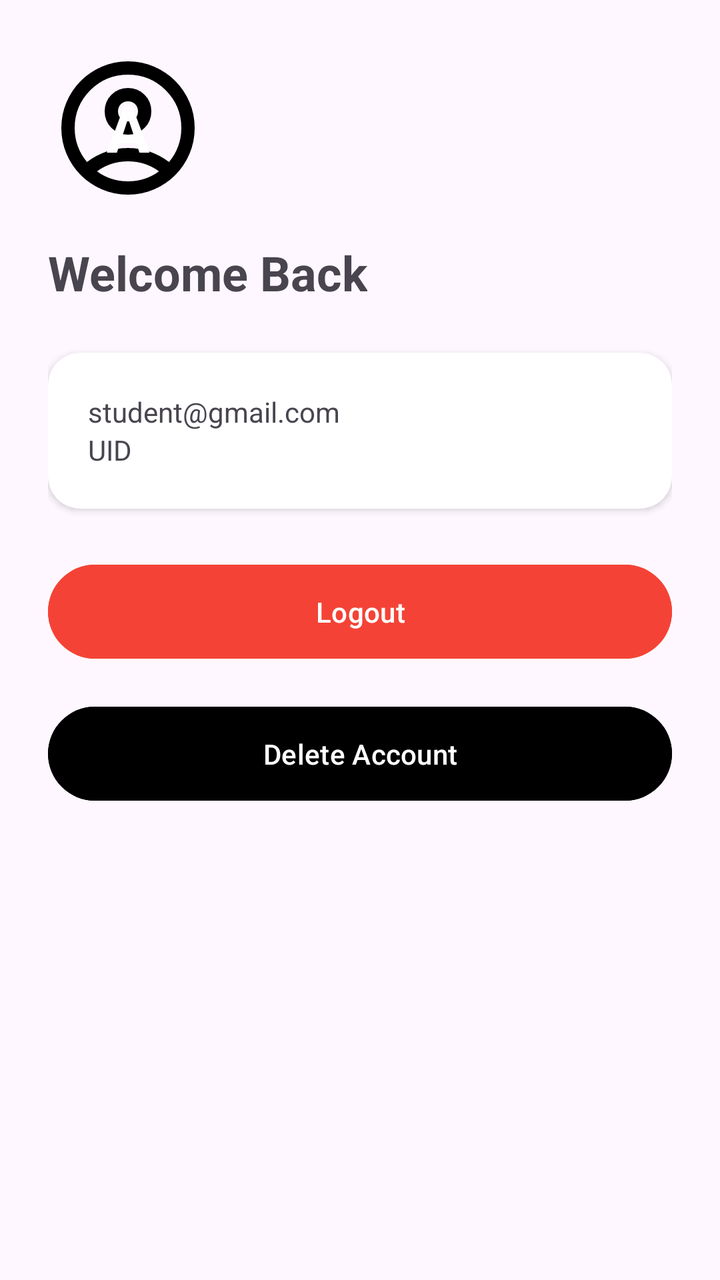
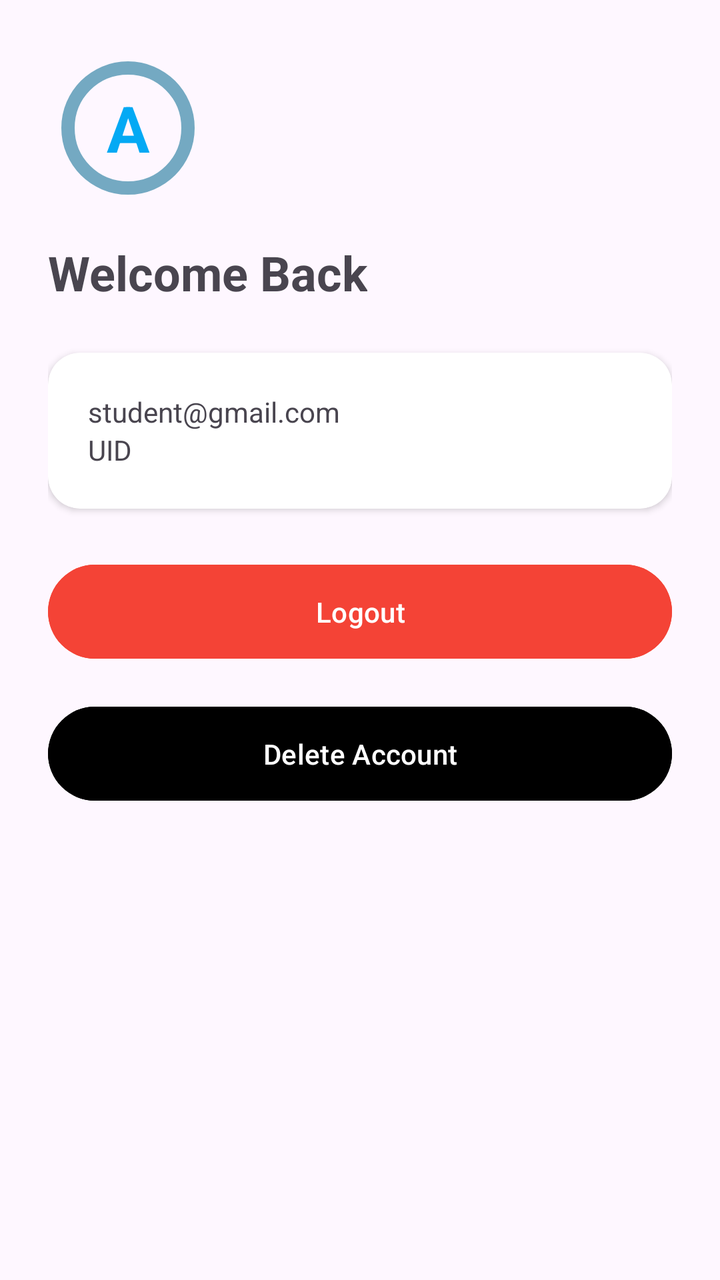

Screens rendered from an Android XML layout before and after an edit, with the pre-edit source and the edit as a unified diff.
<!-- AndroidManifest.xml: application theme Theme.StudentAuthApp -->
<!-- res/layout/activity_main.xml -->
<?xml version="1.0" encoding="utf-8"?>
<ScrollView xmlns:android="http://schemas.android.com/apk/res/android"
    xmlns:app="http://schemas.android.com/apk/res-auto"
    xmlns:tools="http://schemas.android.com/tools"
    android:id="@+id/main"
    android:layout_width="match_parent"
    android:layout_height="match_parent"
    tools:context=".MainActivity">


        <androidx.constraintlayout.widget.ConstraintLayout
            android:layout_width="match_parent"
            android:layout_height="wrap_content"
            android:padding="24dp">

            <TextView
                android:id="@+id/tvAvatar"
                android:layout_width="80dp"
                android:layout_height="80dp"
                android:gravity="center"
                android:text="A"
                android:textColor="#FFFFFF"
                android:textSize="32sp"
                android:textStyle="bold"
                android:background="@drawable/outline_account_circle_24"
                app:layout_constraintTop_toTopOf="parent"
                app:layout_constraintStart_toStartOf="parent"/>

            <TextView
                android:id="@+id/tvWelcome"
                android:layout_width="wrap_content"
                android:layout_height="wrap_content"
                android:text="Welcome Back"
                android:textSize="24sp"
                android:textStyle="bold"
                android:layout_marginTop="16dp"
                app:layout_constraintTop_toBottomOf="@id/tvAvatar"
                app:layout_constraintStart_toStartOf="parent"/>

            <androidx.cardview.widget.CardView
                android:id="@+id/cardInfo"
                android:layout_width="0dp"
                android:layout_height="wrap_content"
                app:cardCornerRadius="16dp"
                android:layout_marginTop="24dp"
                app:layout_constraintTop_toBottomOf="@id/tvWelcome"
                app:layout_constraintStart_toStartOf="parent"
                app:layout_constraintEnd_toEndOf="parent">

                <LinearLayout
                    android:layout_width="match_parent"
                    android:layout_height="wrap_content"
                    android:orientation="vertical"
                    android:padding="20dp">

                    <TextView
                        android:id="@+id/tvEmail"
                        android:layout_width="wrap_content"
                        android:layout_height="wrap_content"
                        android:text="student@gmail.com"/>


                    <TextView
                        android:id="@+id/tvUid"
                        android:layout_width="wrap_content"
                        android:layout_height="wrap_content"
                        android:text="UID"/>

                </LinearLayout>

            </androidx.cardview.widget.CardView>

            <Button
                android:id="@+id/btnLogout"
                android:layout_width="0dp"
                android:layout_height="55dp"
                android:text="Logout"
                android:textAllCaps="false"
                android:backgroundTint="#F44336"
                android:layout_marginTop="24dp"
                app:layout_constraintTop_toBottomOf="@id/cardInfo"
                app:layout_constraintStart_toStartOf="parent"
                app:layout_constraintEnd_toEndOf="parent"/>

            <Button
                android:id="@+id/btnDelete"
                android:layout_width="0dp"
                android:layout_height="55dp"
                android:text="Delete Account"
                android:textAllCaps="false"
                android:backgroundTint="#000000"
                android:layout_marginTop="16dp"
                app:layout_constraintTop_toBottomOf="@id/btnLogout"
                app:layout_constraintStart_toStartOf="parent"
                app:layout_constraintEnd_toEndOf="parent"/>

        </androidx.constraintlayout.widget.ConstraintLayout>

    </ScrollView>
<!-- resources referenced by this layout -->
<resources>
  <!-- drawable outline_account_circle_24 (drawable) -->
  <vector xmlns:android="http://schemas.android.com/apk/res/android" android:height="24dp" android:tint="#000000" android:viewportHeight="960" android:viewportWidth="960" android:width="24dp">
        
      <path android:fillColor="@android:color/white" android:pathData="M234,684Q285,645 348,622.5Q411,600 480,600Q549,600 612,622.5Q675,645 726,684Q761,643 780.5,591Q800,539 800,480Q800,347 706.5,253.5Q613,160 480,160Q347,160 253.5,253.5Q160,347 160,480Q160,539 179.5,591Q199,643 234,684ZM380.5,479.5Q340,439 340,380Q340,321 380.5,280.5Q421,240 480,240Q539,240 579.5,280.5Q620,321 620,380Q620,439 579.5,479.5Q539,520 480,520Q421,520 380.5,479.5ZM480,880Q397,880 324,848.5Q251,817 197,763Q143,709 111.5,636Q80,563 80,480Q80,397 111.5,324Q143,251 197,197Q251,143 324,111.5Q397,80 480,80Q563,80 636,111.5Q709,143 763,197Q817,251 848.5,324Q880,397 880,480Q880,563 848.5,636Q817,709 763,763Q709,817 636,848.5Q563,880 480,880ZM580,784.5Q627,769 666,740Q627,711 580,695.5Q533,680 480,680Q427,680 380,695.5Q333,711 294,740Q333,769 380,784.5Q427,800 480,800Q533,800 580,784.5ZM523,423Q540,406 540,380Q540,354 523,337Q506,320 480,320Q454,320 437,337Q420,354 420,380Q420,406 437,423Q454,440 480,440Q506,440 523,423ZM480,380Q480,380 480,380Q480,380 480,380Q480,380 480,380Q480,380 480,380Q480,380 480,380Q480,380 480,380Q480,380 480,380Q480,380 480,380ZM480,740Q480,740 480,740Q480,740 480,740Q480,740 480,740Q480,740 480,740Q480,740 480,740Q480,740 480,740Q480,740 480,740Q480,740 480,740Z"/>
      
  </vector>
  <style name="Theme.StudentAuthApp" parent="Base.Theme.StudentAuthApp" />
  <style name="Base.Theme.StudentAuthApp" parent="Theme.Material3.DayNight.NoActionBar">
          
          
  
      </style>
</resources>

<!-- the commit's change to res/layout/activity_main.xml (unified diff, before → after) -->
@@ -19,10 +19,10 @@
                 android:layout_height="80dp"
                 android:gravity="center"
                 android:text="A"
-                android:textColor="#FFFFFF"
+                android:textColor="#03A9F4"
                 android:textSize="32sp"
                 android:textStyle="bold"
-                android:background="@drawable/outline_account_circle_24"
+                android:background="@drawable/outline_circle_24"
                 app:layout_constraintTop_toTopOf="parent"
                 app:layout_constraintStart_toStartOf="parent"/>
 
<!-- resource entries referenced after the edit -->
@@ -1,9 +1,9 @@
 <!-- resources referenced by this layout -->
 <resources>
-  <!-- drawable outline_account_circle_24 (drawable) -->
-  <vector xmlns:android="http://schemas.android.com/apk/res/android" android:height="24dp" android:tint="#000000" android:viewportHeight="960" android:viewportWidth="960" android:width="24dp">
+  <!-- drawable outline_circle_24 (drawable) -->
+  <vector xmlns:android="http://schemas.android.com/apk/res/android" android:height="24dp" android:tint="#74A9C2" android:viewportHeight="960" android:viewportWidth="960" android:width="24dp">
         
-      <path android:fillColor="@android:color/white" android:pathData="M234,684Q285,645 348,622.5Q411,600 480,600Q549,600 612,622.5Q675,645 726,684Q761,643 780.5,591Q800,539 800,480Q800,347 706.5,253.5Q613,160 480,160Q347,160 253.5,253.5Q160,347 160,480Q160,539 179.5,591Q199,643 234,684ZM380.5,479.5Q340,439 340,380Q340,321 380.5,280.5Q421,240 480,240Q539,240 579.5,280.5Q620,321 620,380Q620,439 579.5,479.5Q539,520 480,520Q421,520 380.5,479.5ZM480,880Q397,880 324,848.5Q251,817 197,763Q143,709 111.5,636Q80,563 80,480Q80,397 111.5,324Q143,251 197,197Q251,143 324,111.5Q397,80 480,80Q563,80 636,111.5Q709,143 763,197Q817,251 848.5,324Q880,397 880,480Q880,563 848.5,636Q817,709 763,763Q709,817 636,848.5Q563,880 480,880ZM580,784.5Q627,769 666,740Q627,711 580,695.5Q533,680 480,680Q427,680 380,695.5Q333,711 294,740Q333,769 380,784.5Q427,800 480,800Q533,800 580,784.5ZM523,423Q540,406 540,380Q540,354 523,337Q506,320 480,320Q454,320 437,337Q420,354 420,380Q420,406 437,423Q454,440 480,440Q506,440 523,423ZM480,380Q480,380 480,380Q480,380 480,380Q480,380 480,380Q480,380 480,380Q480,380 480,380Q480,380 480,380Q480,380 480,380Q480,380 480,380ZM480,740Q480,740 480,740Q480,740 480,740Q480,740 480,740Q480,740 480,740Q480,740 480,740Q480,740 480,740Q480,740 480,740Q480,740 480,740Z"/>
+      <path android:fillColor="@android:color/white" android:pathData="M480,880Q397,880 324,848.5Q251,817 197,763Q143,709 111.5,636Q80,563 80,480Q80,397 111.5,324Q143,251 197,197Q251,143 324,111.5Q397,80 480,80Q563,80 636,111.5Q709,143 763,197Q817,251 848.5,324Q880,397 880,480Q880,563 848.5,636Q817,709 763,763Q709,817 636,848.5Q563,880 480,880ZM480,800Q614,800 707,707Q800,614 800,480Q800,346 707,253Q614,160 480,160Q346,160 253,253Q160,346 160,480Q160,614 253,707Q346,800 480,800ZM480,480Q480,480 480,480Q480,480 480,480Q480,480 480,480Q480,480 480,480Q480,480 480,480Q480,480 480,480Q480,480 480,480Q480,480 480,480Z"/>
       
   </vector>
   <style name="Theme.StudentAuthApp" parent="Base.Theme.StudentAuthApp" />
